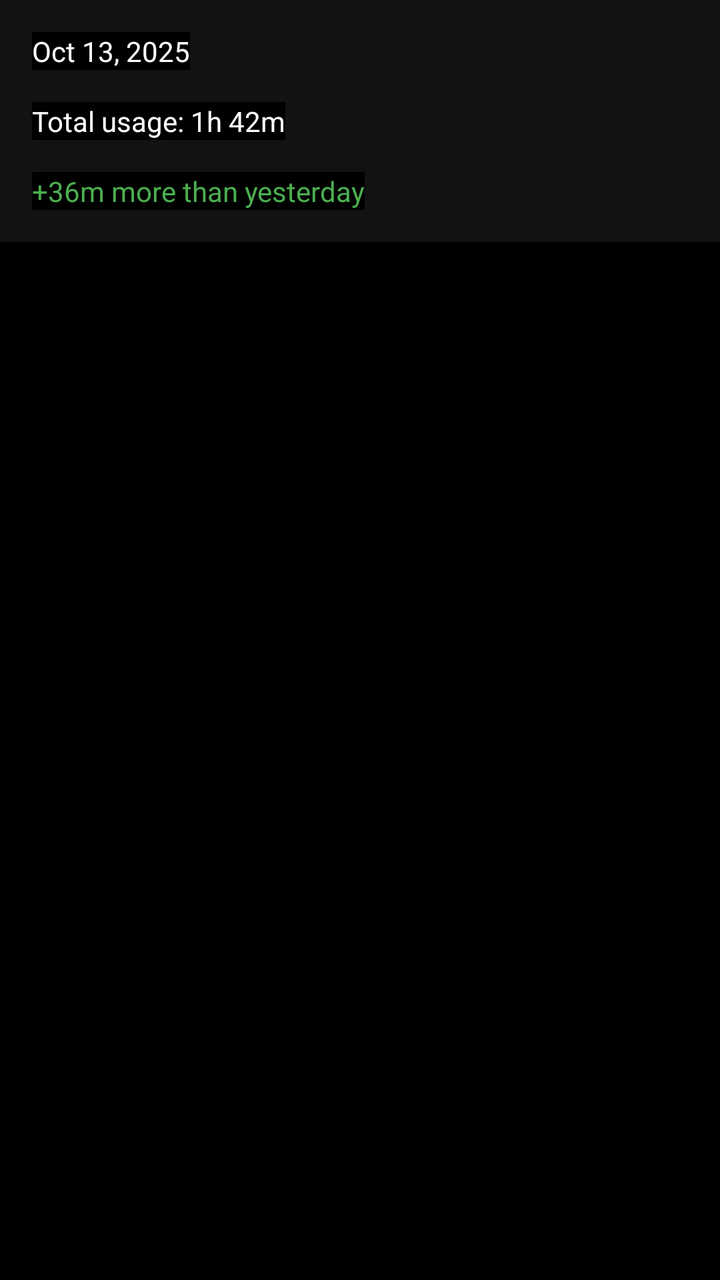
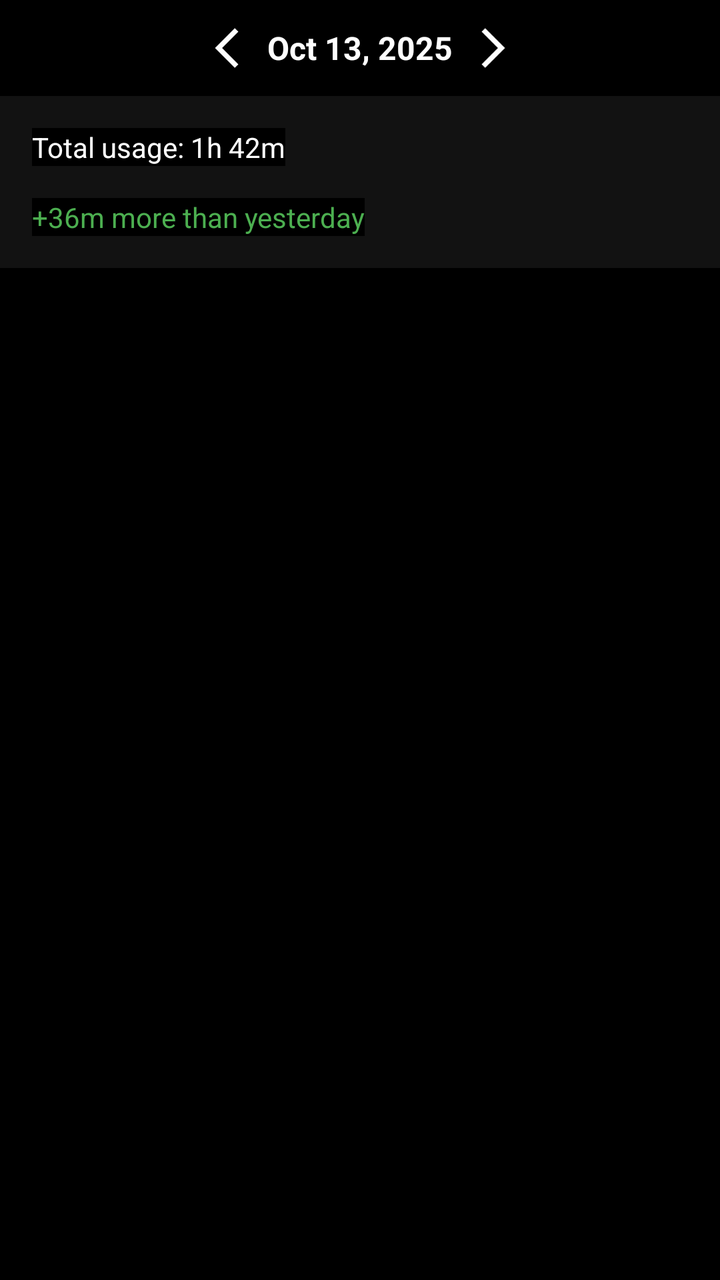

Before-and-after screenshots of an Android layout around one commit, followed by the original layout XML and the change that was made.
<!-- AndroidManifest.xml: application theme AppTheme -->
<!-- res/layout/fragment_usage_statistic.xml -->
<?xml version="1.0" encoding="utf-8"?>
<LinearLayout xmlns:android="http://schemas.android.com/apk/res/android"
    android:layout_width="match_parent"
    android:layout_height="match_parent"
    android:orientation="vertical"
    android:background="#121212">

    <androidx.recyclerview.widget.RecyclerView
        android:id="@+id/rvDateHeader"
        android:layout_width="match_parent"
        android:layout_height="wrap_content"
        android:orientation="horizontal" />

    <TextView
        android:id="@+id/tvDate"
        android:layout_width="wrap_content"
        android:layout_height="wrap_content"
        android:text="Oct 13, 2025"
        android:textColor="#FFFFFF"
        android:layout_margin="16dp" />

    <TextView
        android:id="@+id/tvTotalTime"
        android:layout_width="wrap_content"
        android:layout_height="wrap_content"
        android:text="Total usage: 1h 42m"
        android:textColor="#FFFFFF"
        android:layout_marginHorizontal="16dp" />

    <TextView
        android:id="@+id/tvCompare"
        android:layout_width="wrap_content"
        android:layout_height="wrap_content"
        android:text="+36m more than yesterday"
        android:textColor="#4CAF50"
        android:layout_margin="16dp" />

    <androidx.recyclerview.widget.RecyclerView
        android:id="@+id/rvApps"
        android:layout_width="match_parent"
        android:layout_height="0dp"
        android:layout_weight="1" />

</LinearLayout>
<!-- resources referenced by this layout -->
<resources>
  <style name="AppTheme" parent="Theme.Material3.DayNight">
          
          <item name="colorPrimary">@color/purple_500</item>
          <item name="colorOnPrimary">@color/white</item>
          <item name="colorPrimaryContainer">@color/purple_700</item>
          <item name="colorOnPrimaryContainer">@color/white</item>
          
          <item name="colorSecondary">@color/teal_200</item>
          <item name="colorOnSecondary">@color/black</item>
          <item name="colorSecondaryContainer">@color/teal_700</item>
          <item name="colorOnSecondaryContainer">@color/black</item>
          
          <item name="android:background">@color/black</item> 
          <item name="colorSurface">@color/black</item> 
          <item name="colorOnSurface">@color/white</item> 
      </style>
  <color name="purple_500">#FF6200EE</color>
  <color name="white">#FFFFFFFF</color>
  <color name="purple_700">#FF3700B3</color>
  <color name="teal_200">#FF03DAC5</color>
  <color name="black">#FF000000</color>
  <color name="teal_700">#FF018786</color>
</resources>

<!-- the commit's change to res/layout/fragment_usage_statistic.xml (unified diff, before → after) -->
@@ -1,9 +1,59 @@
 <?xml version="1.0" encoding="utf-8"?>
 <LinearLayout xmlns:android="http://schemas.android.com/apk/res/android"
+    xmlns:app="http://schemas.android.com/apk/res-auto"
     android:layout_width="match_parent"
     android:layout_height="match_parent"
-    android:orientation="vertical"
-    android:background="#121212">
+    android:layout_margin="16dp"
+    android:background="#121212"
+    android:orientation="vertical">
+
+    
+    <LinearLayout
+        android:layout_width="match_parent"
+        android:layout_height="wrap_content"
+        android:gravity="center"
+        android:orientation="horizontal"
+        android:paddingHorizontal="16dp"
+        android:paddingVertical="12dp">
+
+        
+        <ImageView
+            android:id="@+id/btnPrevWeek"
+            android:layout_width="24dp"
+            android:layout_height="24dp"
+            android:layout_marginEnd="8dp"
+            android:background="?attr/selectableItemBackgroundBorderless"
+            android:clickable="true"
+            android:contentDescription="Previous week"
+            android:focusable="true"
+            android:src="@drawable/ic_arrow_back"
+            app:tint="#FFFFFF" />
+
+        
+        <TextView
+            android:id="@+id/tvDate"
+            android:layout_width="wrap_content"
+            android:layout_height="wrap_content"
+            android:gravity="center"
+            android:text="Oct 13, 2025"
+            android:textColor="#FFFFFF"
+            android:textSize="16sp"
+            android:textStyle="bold" />
+
+        
+        <ImageView
+            android:id="@+id/btnNextWeek"
+            android:layout_width="24dp"
+            android:layout_height="24dp"
+            android:layout_marginStart="8dp"
+            android:background="?attr/selectableItemBackgroundBorderless"
+            android:clickable="true"
+            android:contentDescription="Next week"
+            android:focusable="true"
+            android:src="@drawable/ic_arrow_forward"
+            app:tint="#FFFFFF" />
+
+    </LinearLayout>
 
     <androidx.recyclerview.widget.RecyclerView
         android:id="@+id/rvDateHeader"
@@ -12,28 +62,21 @@
         android:orientation="horizontal" />
 
     <TextView
-        android:id="@+id/tvDate"
-        android:layout_width="wrap_content"
-        android:layout_height="wrap_content"
-        android:text="Oct 13, 2025"
-        android:textColor="#FFFFFF"
-        android:layout_margin="16dp" />
-
-    <TextView
         android:id="@+id/tvTotalTime"
         android:layout_width="wrap_content"
         android:layout_height="wrap_content"
+        android:layout_marginHorizontal="16dp"
+        android:layout_marginTop="16dp"
         android:text="Total usage: 1h 42m"
-        android:textColor="#FFFFFF"
-        android:layout_marginHorizontal="16dp" />
+        android:textColor="#FFFFFF" />
 
     <TextView
         android:id="@+id/tvCompare"
         android:layout_width="wrap_content"
         android:layout_height="wrap_content"
+        android:layout_margin="16dp"
         android:text="+36m more than yesterday"
-        android:textColor="#4CAF50"
-        android:layout_margin="16dp" />
+        android:textColor="#4CAF50" />
 
     <androidx.recyclerview.widget.RecyclerView
         android:id="@+id/rvApps"
<!-- resource entries referenced after the edit -->
@@ -1,5 +1,25 @@
 <!-- resources referenced by this layout -->
 <resources>
+  <!-- drawable ic_arrow_back (drawable) -->
+  <vector xmlns:android="http://schemas.android.com/apk/res/android"
+      android:width="20dp"
+      android:height="20dp"
+      android:viewportWidth="20"
+      android:viewportHeight="20">
+    <path
+        android:pathData="M14.592,3.225L13.109,1.75L4.867,10L13.117,18.25L14.592,16.775L7.817,10L14.592,3.225Z"
+        android:fillColor="#ffffff"/>
+  </vector>
+  <!-- drawable ic_arrow_forward (drawable) -->
+  <vector xmlns:android="http://schemas.android.com/apk/res/android"
+      android:width="20dp"
+      android:height="20dp"
+      android:viewportWidth="20"
+      android:viewportHeight="20">
+    <path
+        android:pathData="M5.408,16.775L6.883,18.25L15.133,10L6.883,1.75L5.408,3.225L12.183,10L5.408,16.775Z"
+        android:fillColor="#ffffff"/>
+  </vector>
   <style name="AppTheme" parent="Theme.Material3.DayNight">
           
           <item name="colorPrimary">@color/purple_500</item>
